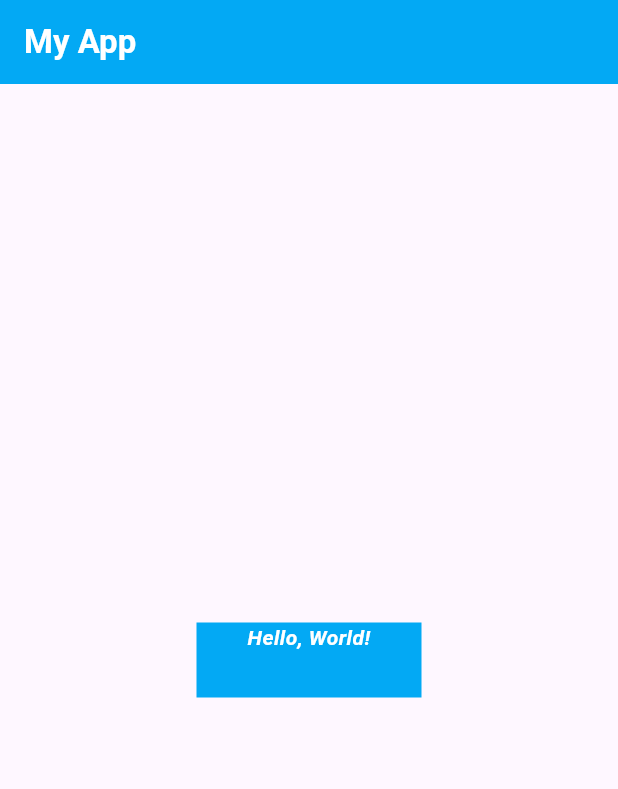
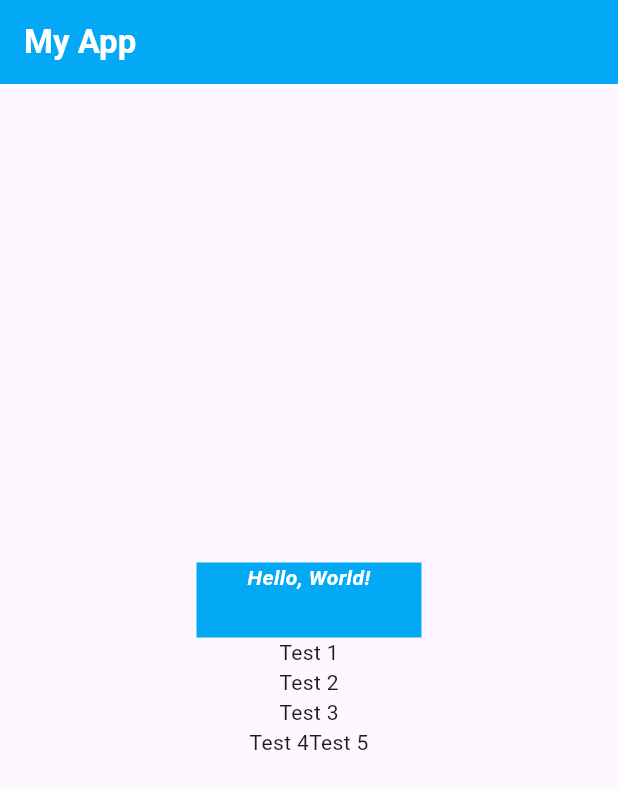
Before and after one commit to athaabiyyu/first_application, a Flutter app: the screen it shows after launch, on a phone screen of 412 x 824 dp. Shown: the top 789 px of the screen. Run offline on Flutter 3.47's test engine with Material 3 defaults, Android fonts, the phone set to English and light mode, and no system bars.

Commit message:
Row & Coloumn

```diff
--- a/lib/main.dart
+++ b/lib/main.dart
@@ -17,7 +17,10 @@ class MyApp extends StatelessWidget {
             ),
           ),
         ),
-        body: Center(
+        body: Column(
+          mainAxisAlignment: MainAxisAlignment.center,
+          children: [
+            Center(
               child: Container(
                 color: Colors.lightBlue,
                 width: 150,
@@ -33,6 +36,18 @@ class MyApp extends StatelessWidget {
                 ),
               )
             ),
+            Text("Test 1"),
+            Text("Test 2"),
+            Text("Test 3"),
+            Row(
+              mainAxisAlignment: MainAxisAlignment.center,
+              children: [
+                Text("Test 4"),
+                Text("Test 5"),
+              ],
+            )
+          ],
+        ),
       ),
     );
   }
```
Lines whose indentation alone changed are shown as unchanged.
